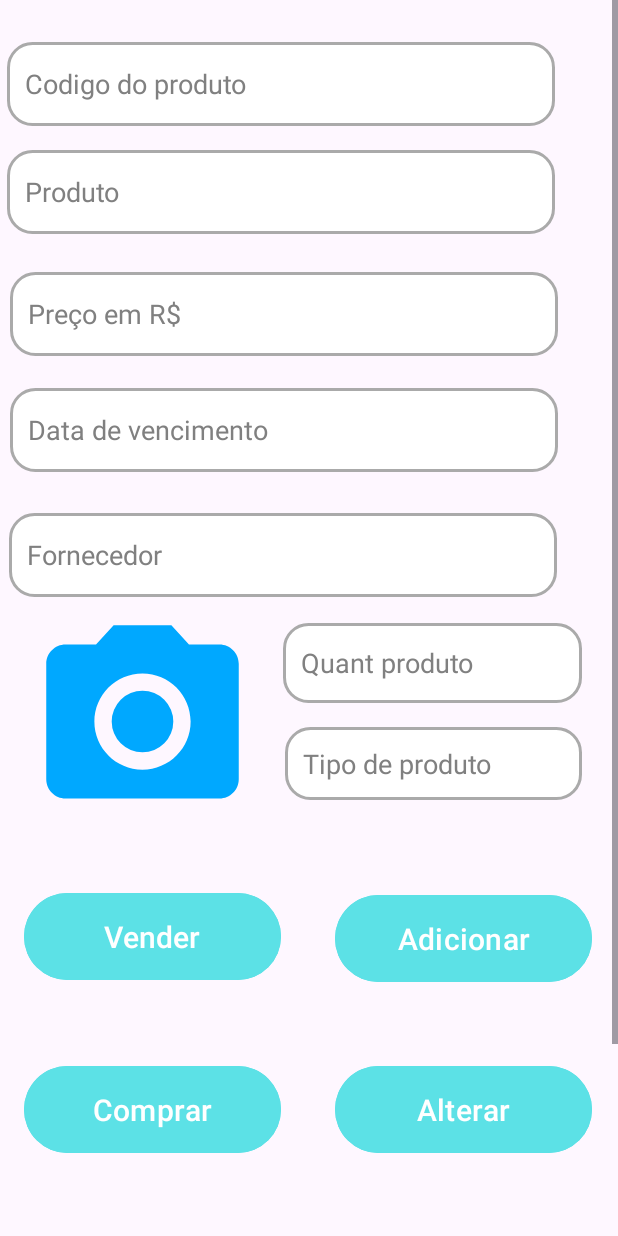
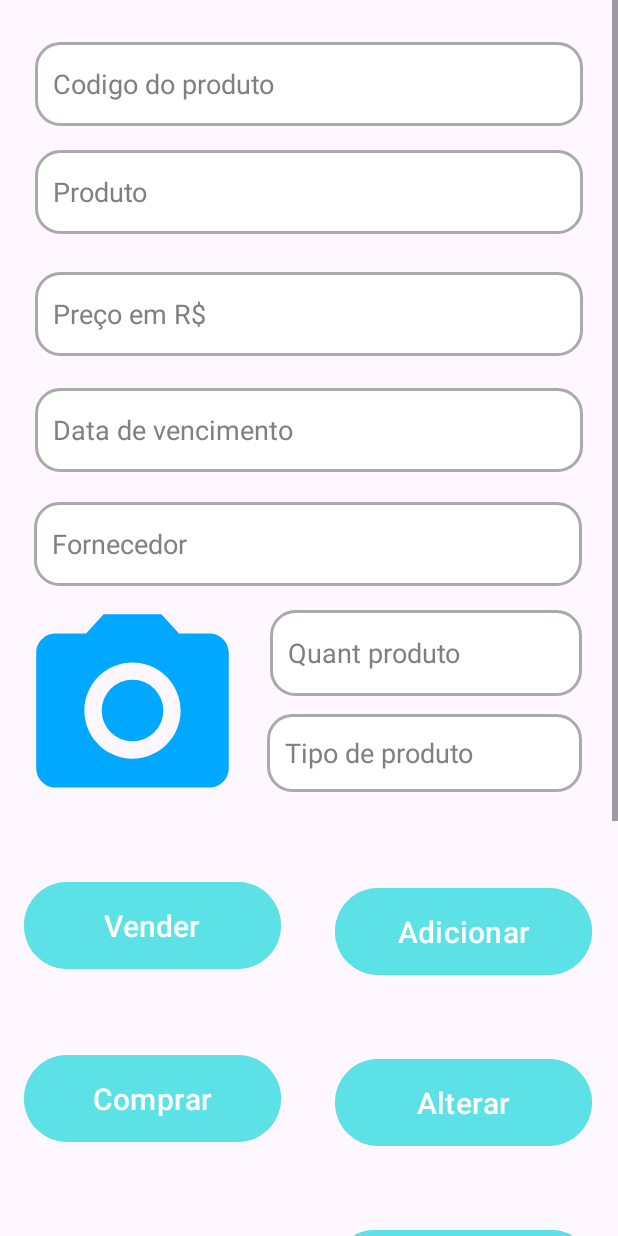
Before and after one commit to BEaew0/Versoes-pro-TCC-planejamento-, an Android app: the layout activity_produtosctivity.xml on its own in the app's theme, with its tools: preview values and no code run, on a phone screen of 412 x 824 dp. Run offline under Robolectric (Android 15) with nearby library versions, the phone set to English and light mode, and no system bars.

Commit message:
Apenas melhorei o design e revi o que fazer amanhã

```diff
--- a/Mobile-TCC/tesouro_azul_app_0.4/tesouro_azul_app/app/src/main/res/layout/activity_produtosctivity.xml
+++ b/Mobile-TCC/tesouro_azul_app_0.4/tesouro_azul_app/app/src/main/res/layout/activity_produtosctivity.xml
@@ -48,7 +48,7 @@
             android:layout_height="56dp"
             android:layout_marginStart="4dp"
             android:layout_marginTop="28dp"
-            android:layout_marginEnd="42dp"
+            android:layout_marginEnd="4dp"
             android:background="@drawable/edittext_background"
             android:hint="Codigo do produto"
             android:inputType="text"
@@ -65,7 +65,7 @@
             android:layout_height="56dp"
             android:layout_marginStart="4dp"
             android:layout_marginTop="16dp"
-            android:layout_marginEnd="42dp"
+            android:layout_marginEnd="4dp"
             android:background="@drawable/edittext_background"
             android:hint="Produto"
             android:inputType="text"
@@ -80,9 +80,9 @@
             android:id="@+id/txtValorProd"
             android:layout_width="365dp"
             android:layout_height="56dp"
-            android:layout_marginStart="6dp"
+            android:layout_marginStart="4dp"
             android:layout_marginTop="25dp"
-            android:layout_marginEnd="40dp"
+            android:layout_marginEnd="4dp"
             android:background="@drawable/edittext_background"
             android:hint="Preço em R$"
             android:inputType="text"
@@ -96,9 +96,9 @@
 
         <EditText
             android:id="@+id/txtTipo"
-            android:layout_width="198dp"
-            android:layout_height="wrap_content"
-            android:layout_marginTop="16dp"
+            android:layout_width="210dp"
+            android:layout_height="52dp"
+            android:layout_marginTop="12dp"
             android:layout_marginEnd="24dp"
             android:background="@drawable/edittext_background"
             android:hint="Tipo de produto"
@@ -111,9 +111,9 @@
 
         <EditText
             android:id="@+id/txtQuant"
-            android:layout_width="199dp"
-            android:layout_height="53dp"
-            android:layout_marginTop="17dp"
+            android:layout_width="208dp"
+            android:layout_height="57dp"
+            android:layout_marginTop="16dp"
             android:layout_marginEnd="24dp"
             android:background="@drawable/edittext_background"
             android:hint="Quant produto"
@@ -128,9 +128,9 @@
             android:id="@+id/txtValidade"
             android:layout_width="365dp"
             android:layout_height="56dp"
-            android:layout_marginStart="6dp"
+            android:layout_marginStart="4dp"
             android:layout_marginTop="21dp"
-            android:layout_marginEnd="40dp"
+            android:layout_marginEnd="4dp"
             android:background="@drawable/edittext_background"
             android:hint="Data de vencimento"
             android:inputType="date"
@@ -145,9 +145,9 @@
             android:id="@+id/txtFornecedor"
             android:layout_width="365dp"
             android:layout_height="56dp"
-            android:layout_marginStart="6dp"
-            android:layout_marginTop="27dp"
-            android:layout_marginEnd="40dp"
+            android:layout_marginStart="4dp"
+            android:layout_marginTop="20dp"
+            android:layout_marginEnd="4dp"
             android:background="@drawable/edittext_background"
             android:hint="Fornecedor"
             android:inputType="text"
@@ -155,7 +155,7 @@
             android:textColor="@android:color/black"
             android:textColorHint="@color/cinza"
             app:layout_constraintEnd_toEndOf="parent"
-            app:layout_constraintHorizontal_bias="0.0"
+            app:layout_constraintHorizontal_bias="0.484"
             app:layout_constraintStart_toStartOf="parent"
             app:layout_constraintTop_toBottomOf="@+id/txtValidade" />
 
@@ -243,8 +243,8 @@
 
         <androidx.recyclerview.widget.RecyclerView
             android:id="@+id/recyclerViewProdutos"
-            android:layout_width="match_parent"
-            android:layout_height="match_parent"
+            android:layout_width="407dp"
+            android:layout_height="277dp"
             android:layout_marginTop="15dp"
             android:padding="4dp"
             android:visibility="visible"
```
